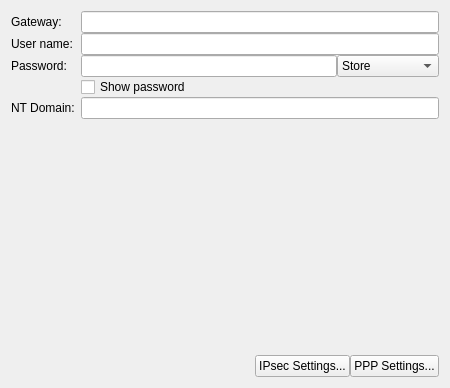
Before: the Qt Designer form vpn/l2tp/l2tp.ui in KDE/plasma-nm, drawn with Qt 5.
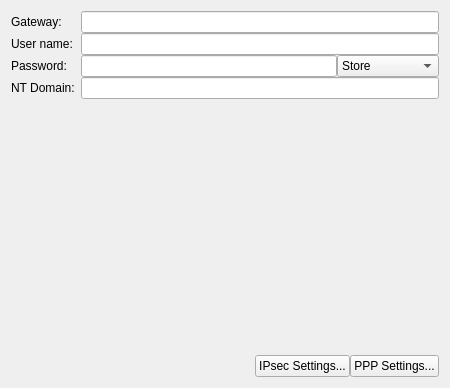
After: the same form once the commit is applied. Custom widgets are drawn as their Qt base class.

Commit message: Replace 'show password' checkboxes with a custom password field REVIEW:124922

```diff
--- a/vpn/l2tp/l2tp.ui
+++ b/vpn/l2tp/l2tp.ui
@@ -82,28 +82,21 @@
      </item>
     </layout>
    </item>
-   <item row="3" column="1">
-    <widget class="QCheckBox" name="cbShowPassword">
-     <property name="text">
-      <string>Show password</string>
-     </property>
-    </widget>
-   </item>
-   <item row="4" column="0">
+   <item row="3" column="0">
     <widget class="QLabel" name="label_6">
      <property name="text">
       <string>NT Domain:</string>
      </property>
     </widget>
    </item>
-   <item row="4" column="1">
+   <item row="3" column="1">
     <widget class="QLineEdit" name="domain">
      <property name="clearButtonEnabled">
       <bool>true</bool>
      </property>
     </widget>
    </item>
-   <item row="5" column="0">
+   <item row="4" column="0">
     <spacer name="verticalSpacer">
      <property name="orientation">
       <enum>Qt::Vertical</enum>
@@ -149,6 +142,13 @@
    </item>
   </layout>
  </widget>
+ <customwidgets>
+  <customwidget>
+   <class>PasswordField</class>
+   <extends>QLineEdit</extends>
+   <header>passwordfield.h</header>
+  </customwidget>
+ </customwidgets>
  <tabstops>
   <tabstop>gateway</tabstop>
   <tabstop>username</tabstop>
```
Left out of the diff: 10 changed lines with no effect on the pictures. The commit also changes 68 other files.
